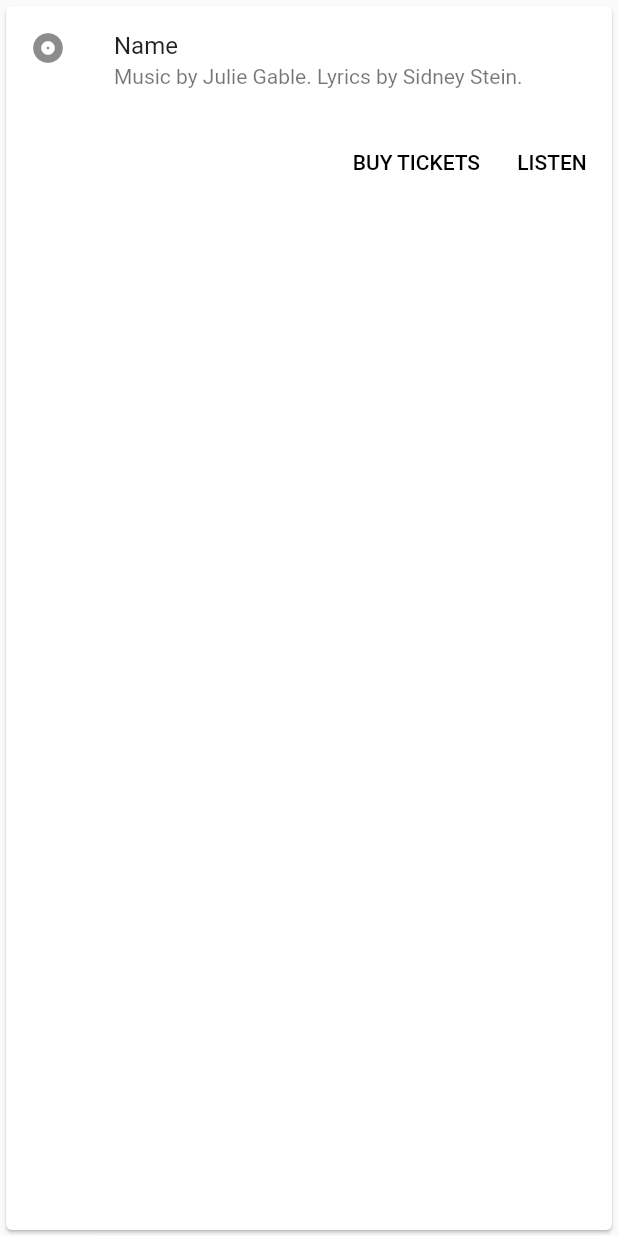
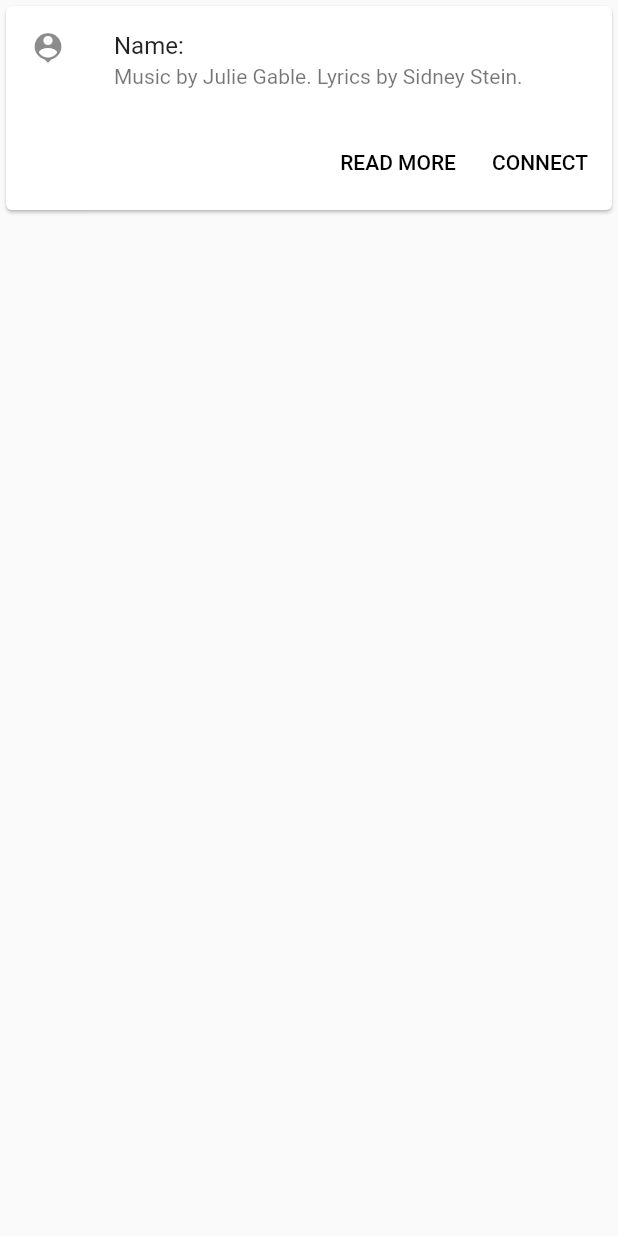
Before and after one commit to shreyanid/pennapps-study-match, a Flutter app: the MatchCard widget shown alone on an empty page, opened directly, on a phone screen of 412 x 824 dp. Run offline on Flutter 3.47's test engine with Material 2 defaults, Android fonts, the phone set to English and light mode, and no system bars; our stand-ins replace email_validator.

Commit message:
no more fire nation.

```diff
--- a/lib/match_card.dart
+++ b/lib/match_card.dart
@@ -1,4 +1,6 @@
 import 'package:flutter/material.dart';
+
+import './profile_model.dart';
 
 class MatchCard extends StatelessWidget {
   // MatchCard({@required this.name, @required this.major});
@@ -6,25 +8,29 @@ class MatchCard extends StatelessWidget {
   // final name;
   // final major;
 
+  final ProfileModel model;
+
+  MatchCard({this.model});
+
   @override
   Widget build(BuildContext context) {
     return Card(
       child: Column(
-        // mainAxisSize: MainAxisSize.min,
+        mainAxisSize: MainAxisSize.min,
         children: <Widget>[
           const ListTile(
-            leading: Icon(Icons.album),
-            title: Text('Name'),
+            leading: Icon(Icons.person_pin),
+            title: Text('Name: '), // + model.firstName),
             subtitle: Text('Music by Julie Gable. Lyrics by Sidney Stein.'),
           ),
           ButtonBar(
             children: <Widget>[
               FlatButton(
-                child: const Text('BUY TICKETS'),
+                child: const Text('READ MORE'),
                 onPressed: () {/* ... */},
               ),
               FlatButton(
-                child: const Text('LISTEN'),
+                child: const Text('CONNECT'),
                 onPressed: () {/* ... */},
               ),
             ],
--- a/pubspec.yaml
+++ b/pubspec.yaml
@@ -29,6 +29,7 @@ dependencies:
   cupertino_icons: ^0.1.3
   validators: ^2.0.0
   email_validator: "^1.0.0"
+  cloud_firestore: ^0.14.0+2
 
 dev_dependencies:
   flutter_test:
```
Also changed, not shown: lib/home.dart (+7 -2 lines), lib/main.dart (+34 -0 lines), lib/profile_editor.dart (+29 -2 lines), lib/tempresults.dart (+5 -3 lines), pubspec.lock, 4 other files.
